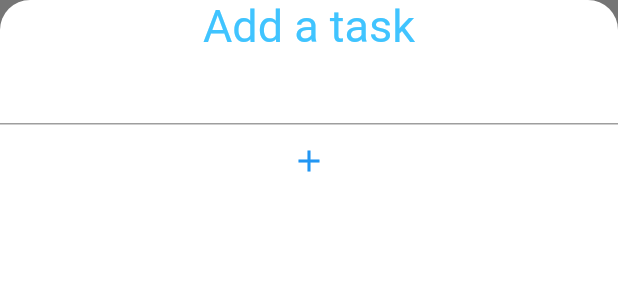
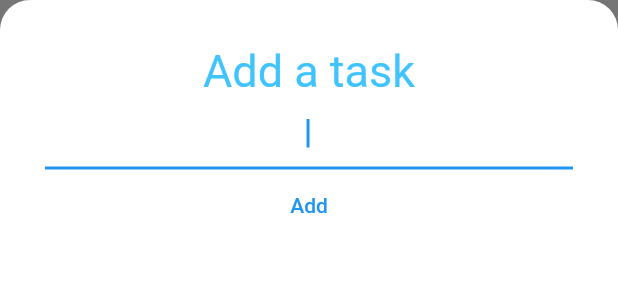
Before and after one commit to snb4crazy/Flutter-Todo-App, a Flutter app: the AddTaskScreen widget shown alone on an empty page, opened directly, on a phone screen of 412 x 824 dp. Shown: the top 300 px of the screen. Run offline on Flutter 3.47's test engine with Material 2 defaults, Android fonts, the phone set to English and light mode, and no system bars.

Commit message:
Add Tasks Screen: Styling UI

```diff
--- a/lib/screens/add_task_screen.dart
+++ b/lib/screens/add_task_screen.dart
@@ -8,6 +8,7 @@ class AddTaskScreen extends StatelessWidget {
     return Container(
       color: Color(0xFF757575),
       child: Container(
+        padding: EdgeInsets.all(30.0),
         decoration: BoxDecoration(
           color: Colors.white,
           borderRadius: BorderRadius.only(
@@ -16,16 +17,26 @@ class AddTaskScreen extends StatelessWidget {
           ),
         ),
         child: Column(
+          crossAxisAlignment: CrossAxisAlignment.stretch,
           children: <Widget>[
             Text(
               'Add a task',
+              textAlign: TextAlign.center,
               style: TextStyle(
                 fontSize: 30.0,
                 color: Colors.lightBlueAccent,
               ),
             ),
-            TextField(),
-            TextButton(onPressed: () {}, child: Icon(Icons.add))
+            TextField(
+              autofocus: true,
+              textAlign: TextAlign.center,
+            ),
+            TextButton(
+              onPressed: () {},
+              child: Text('Add'),
+
+              //style: ButtonStyle(color: Colors.white),
+            )
             //Button
           ],
         ),
```
